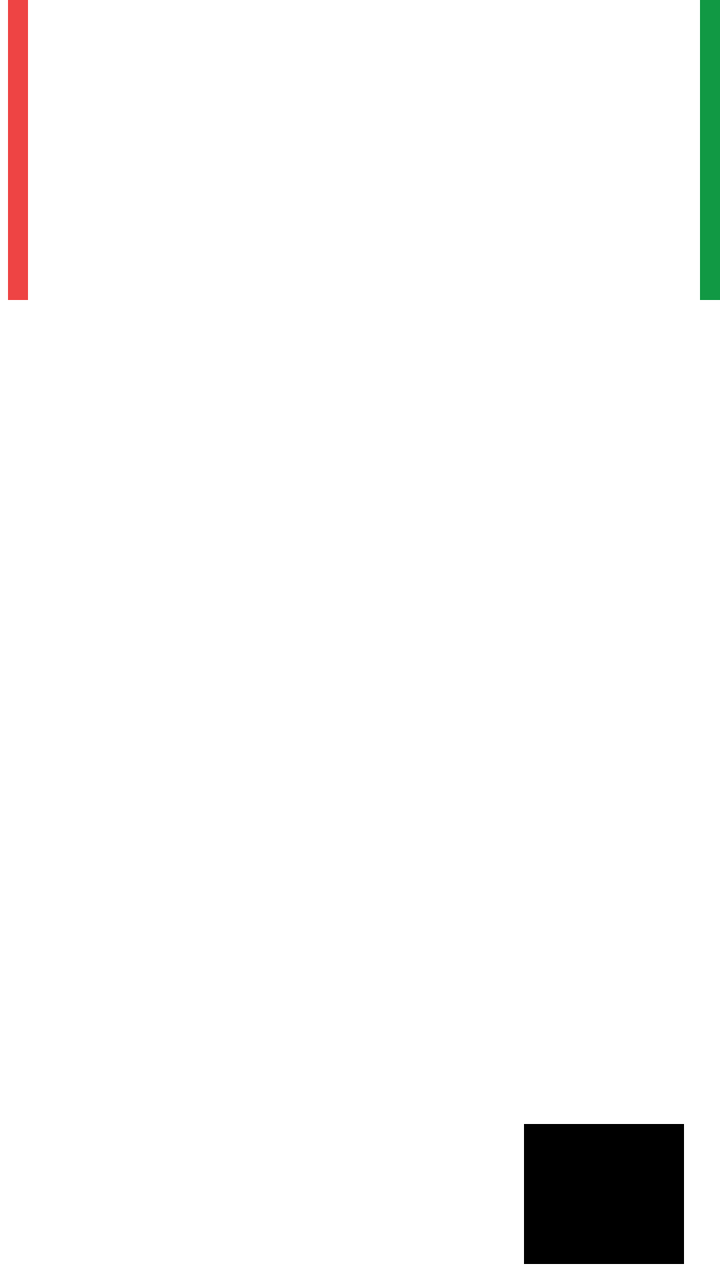
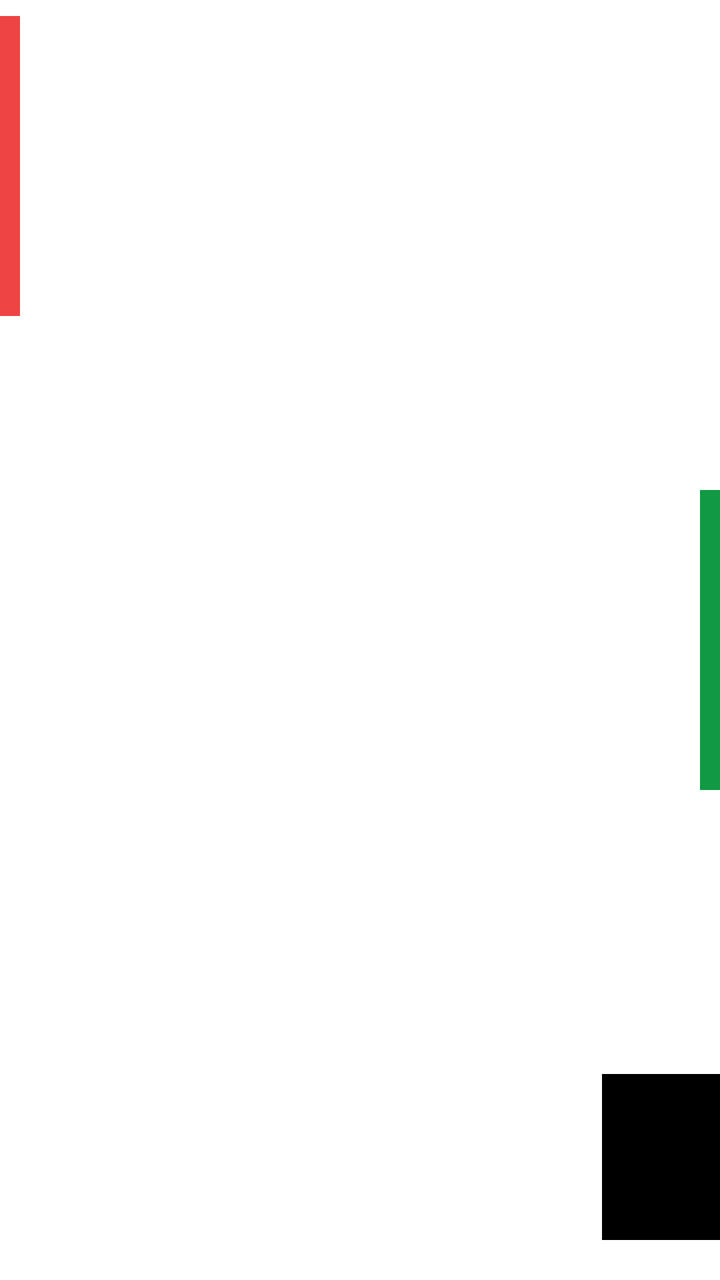

The first picture is an Android layout as it rendered before a commit; the second is the same layout after the commit. The layout source and the unified diff follow.
<!-- AndroidManifest.xml: application theme AppTheme -->
<!-- res/layout/item_index.xml -->
<?xml version="1.0" encoding="utf-8"?>
<androidx.constraintlayout.widget.ConstraintLayout
    xmlns:android="http://schemas.android.com/apk/res/android"
    xmlns:app="http://schemas.android.com/apk/res-auto"
    xmlns:tools="http://schemas.android.com/tools"
    android:id="@+id/spawn_item_view"
    android:layout_width="match_parent"
    android:layout_height="wrap_content"
    android:layout_margin="1dp"
    android:background="#fff">

    <FrameLayout
        android:id="@+id/index_remove_view"
        android:layout_width="10dp"
        android:layout_height="150dp"
        android:layout_marginStart="4dp"
        android:background="@color/colorAttention"
        android:gravity="center"
        android:text="@string/symbol_decrement_button"
        android:textColor="#fff"
        android:textSize="@dimen/text_size_paragraph_title"
        android:textStyle="bold"
        app:layout_constraintStart_toStartOf="parent"
        tools:layout_editor_absoluteY="0dp" />

    <TextView
        android:id="@+id/spawn_item_primary"
        android:layout_width="372dp"
        android:layout_height="56dp"
        android:layout_margin="4dp"
        android:layout_marginTop="8dp"
        android:layout_marginEnd="8dp"
        android:textAppearance="?attr/textAppearanceListItem"
        android:textSize="@dimen/text_size_paragraph_title"
        app:layout_constraintEnd_toStartOf="@+id/index_add_view"
        app:layout_constraintStart_toEndOf="@+id/index_remove_view"
        app:layout_constraintTop_toTopOf="parent" />

    <TextView
        android:id="@+id/spawn_item_secondary"
        android:layout_width="269dp"
        android:layout_height="34dp"
        android:layout_margin="4dp"
        android:layout_marginStart="8dp"
        android:layout_marginTop="8dp"
        android:textAppearance="?attr/textAppearanceListItem"
        app:layout_constraintStart_toEndOf="@+id/index_remove_view"
        app:layout_constraintTop_toBottomOf="@+id/spawn_item_primary" />

    <TextView
        android:id="@+id/spawn_item_tertiary"
        android:layout_width="268dp"
        android:layout_height="35dp"
        android:layout_margin="4dp"
        android:layout_marginStart="8dp"
        android:layout_marginTop="8dp"
        android:layout_marginBottom="8dp"
        android:textAppearance="?attr/textAppearanceListItem"
        app:layout_constraintBottom_toBottomOf="parent"
        app:layout_constraintStart_toEndOf="@+id/index_remove_view"
        app:layout_constraintTop_toBottomOf="@+id/spawn_item_secondary" />

    <FrameLayout
        android:id="@+id/index_add_view"
        android:layout_width="10dp"
        android:layout_height="150dp"
        android:background="@color/colorConversionDark"
        android:gravity="center"
        android:text="+"
        android:textColor="#fff"
        android:textSize="@dimen/text_size_paragraph_title"
        android:textStyle="bold"
        app:layout_constraintEnd_toEndOf="parent"
        tools:layout_editor_absoluteY="0dp" />

    <FrameLayout
        android:id="@+id/relativeLayout"
        android:layout_width="80dp"
        android:layout_height="70dp"
        android:layout_marginStart="8dp"
        android:layout_marginEnd="8dp"
        android:layout_marginBottom="8dp"
        android:background="#000"
        android:gravity="end"
        app:layout_constraintBottom_toBottomOf="parent"
        app:layout_constraintEnd_toStartOf="@+id/index_add_view"
        app:layout_constraintHorizontal_bias="1.0"
        app:layout_constraintStart_toEndOf="@+id/spawn_item_secondary">

        <ImageView
            android:id="@+id/spawn_item_logo"
            android:layout_width="wrap_content"
            android:layout_height="300dp"
            android:adjustViewBounds="true"
            android:contentDescription="@string/description_charity_logo" />

    </FrameLayout>

</androidx.constraintlayout.widget.ConstraintLayout>
<!-- resources referenced by this layout -->
<resources>
  <color name="colorAttention">#EE4444</color>
  <color name="colorConversionDark">#119944</color>
  <dimen name="text_size_paragraph_title">20sp</dimen>
  <string name="description_charity_logo">This is the logo that corresponds to the listed charity</string>
  <string name="symbol_decrement_button">—</string>
  <style name="AppTheme" parent="Theme.AppCompat.Light.DarkActionBar">
          <item name="colorPrimary">@color/colorPrimary</item>
          <item name="colorPrimaryDark">@color/colorPrimaryDark</item>
          <item name="colorAccent">@color/colorAccent</item>
          <item name="popupMenuStyle">@style/AppTheme.PopupOverlay</item>
      </style>
  <color name="colorPrimary">#00B0FF</color>
  <color name="colorPrimaryDark">#0081CB</color>
  <color name="colorAccent">#F7BA28</color>
  <style name="AppTheme.PopupOverlay" parent="@android:style/Widget.PopupMenu">
          <item name="android:background">@color/colorPrimary</item>
      </style>
</resources>

<!-- the commit's change to res/layout/item_index.xml (unified diff, before → after) -->
@@ -13,19 +13,22 @@
         android:id="@+id/index_remove_view"
         android:layout_width="10dp"
         android:layout_height="150dp"
-        android:layout_marginStart="4dp"
+        android:layout_marginTop="8dp"
+        android:layout_marginBottom="8dp"
         android:background="@color/colorAttention"
         android:gravity="center"
         android:text="@string/symbol_decrement_button"
         android:textColor="#fff"
         android:textSize="@dimen/text_size_paragraph_title"
         android:textStyle="bold"
+        app:layout_constraintBottom_toBottomOf="parent"
         app:layout_constraintStart_toStartOf="parent"
-        tools:layout_editor_absoluteY="0dp" />
+        app:layout_constraintTop_toTopOf="parent"
+        app:layout_constraintVertical_bias="0.0" />
 
     <TextView
         android:id="@+id/spawn_item_primary"
-        android:layout_width="372dp"
+        android:layout_width="387dp"
         android:layout_height="56dp"
         android:layout_margin="4dp"
         android:layout_marginTop="8dp"
@@ -33,58 +36,62 @@
         android:textAppearance="?attr/textAppearanceListItem"
         android:textSize="@dimen/text_size_paragraph_title"
         app:layout_constraintEnd_toStartOf="@+id/index_add_view"
+        app:layout_constraintHorizontal_bias="0.0"
         app:layout_constraintStart_toEndOf="@+id/index_remove_view"
         app:layout_constraintTop_toTopOf="parent" />
 
     <TextView
         android:id="@+id/spawn_item_secondary"
-        android:layout_width="269dp"
-        android:layout_height="34dp"
+        android:layout_width="279dp"
+        android:layout_height="39dp"
         android:layout_margin="4dp"
-        android:layout_marginStart="8dp"
-        android:layout_marginTop="8dp"
+        android:layout_marginTop="4dp"
         android:textAppearance="?attr/textAppearanceListItem"
         app:layout_constraintStart_toEndOf="@+id/index_remove_view"
         app:layout_constraintTop_toBottomOf="@+id/spawn_item_primary" />
 
     <TextView
         android:id="@+id/spawn_item_tertiary"
-        android:layout_width="268dp"
-        android:layout_height="35dp"
+        android:layout_width="279dp"
+        android:layout_height="39dp"
         android:layout_margin="4dp"
-        android:layout_marginStart="8dp"
+        android:layout_marginStart="16dp"
         android:layout_marginTop="8dp"
         android:layout_marginBottom="8dp"
         android:textAppearance="?attr/textAppearanceListItem"
         app:layout_constraintBottom_toBottomOf="parent"
         app:layout_constraintStart_toEndOf="@+id/index_remove_view"
-        app:layout_constraintTop_toBottomOf="@+id/spawn_item_secondary" />
+        app:layout_constraintTop_toBottomOf="@+id/spawn_item_secondary"
+        app:layout_constraintVertical_bias="0.0" />
 
     <FrameLayout
         android:id="@+id/index_add_view"
         android:layout_width="10dp"
         android:layout_height="150dp"
+        android:layout_marginTop="8dp"
+        android:layout_marginBottom="8dp"
         android:background="@color/colorConversionDark"
         android:gravity="center"
         android:text="+"
         android:textColor="#fff"
         android:textSize="@dimen/text_size_paragraph_title"
         android:textStyle="bold"
+        app:layout_constraintBottom_toBottomOf="parent"
         app:layout_constraintEnd_toEndOf="parent"
-        tools:layout_editor_absoluteY="0dp" />
+        app:layout_constraintTop_toTopOf="parent" />
 
     <FrameLayout
         android:id="@+id/relativeLayout"
-        android:layout_width="80dp"
-        android:layout_height="70dp"
+        android:layout_width="94dp"
+        android:layout_height="83dp"
         android:layout_marginStart="8dp"
         android:layout_marginEnd="8dp"
-        android:layout_marginBottom="8dp"
+        android:layout_marginBottom="20dp"
         android:background="#000"
         android:gravity="end"
         app:layout_constraintBottom_toBottomOf="parent"
         app:layout_constraintEnd_toStartOf="@+id/index_add_view"
-        app:layout_constraintHorizontal_bias="1.0"
+        app:layout_constraintHorizontal_bias="0.0"
         app:layout_constraintStart_toEndOf="@+id/spawn_item_secondary">
 
         <ImageView
